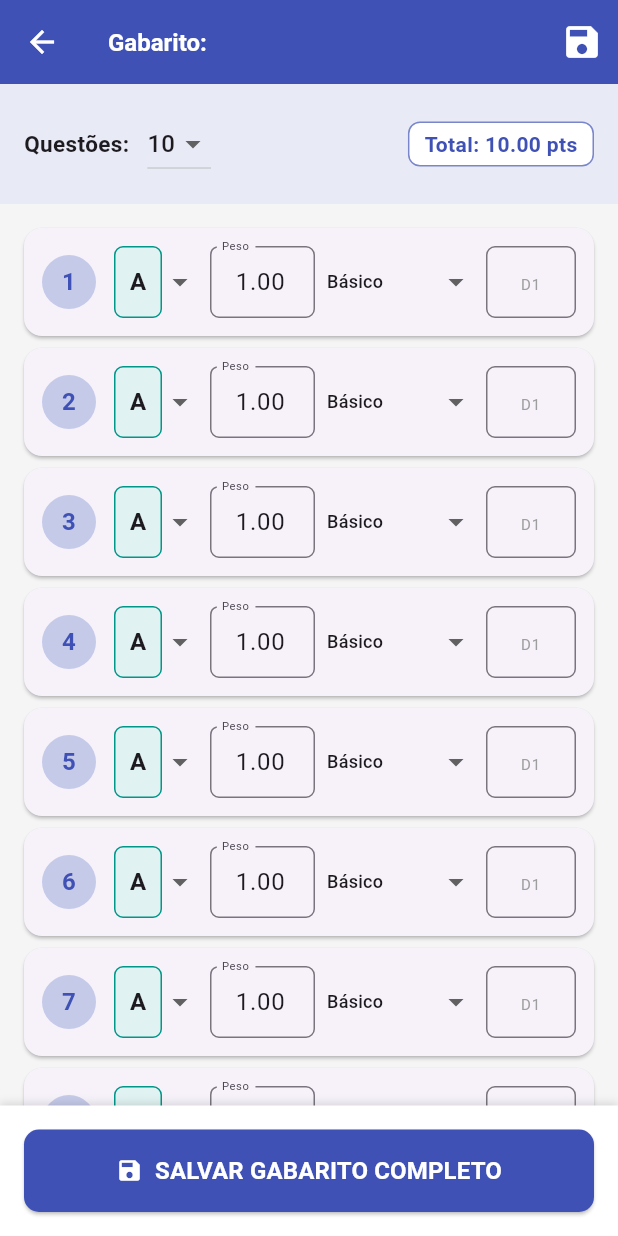
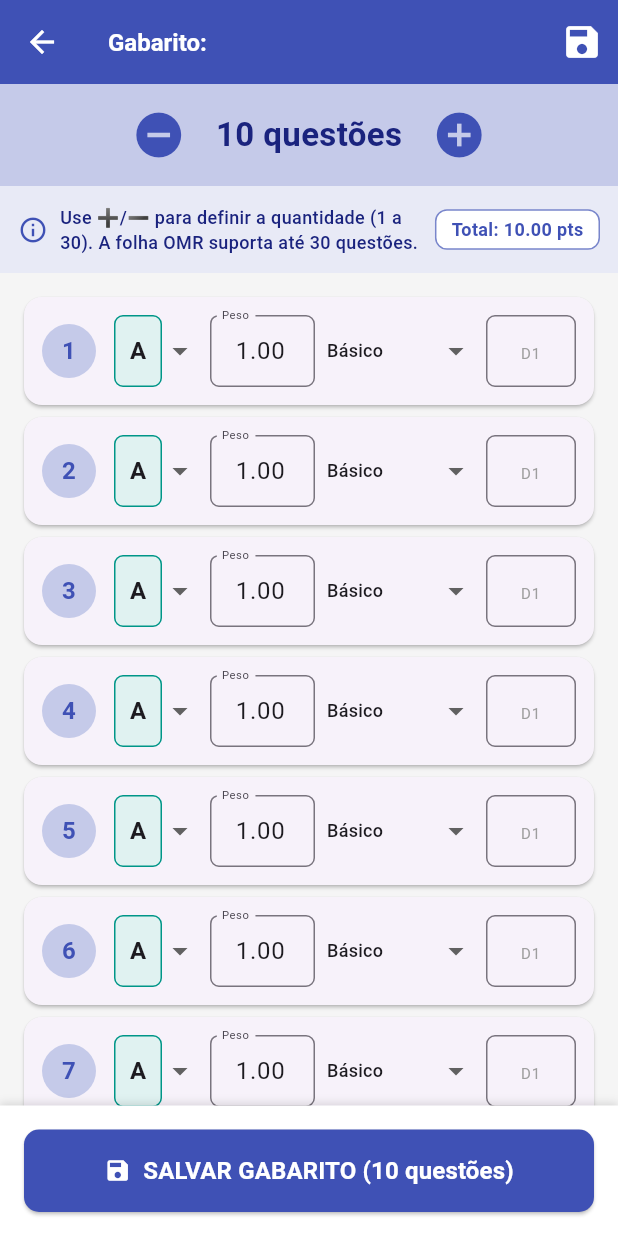
Before and after one commit to jonasmatematico-png/omr_sistema_app, a Flutter app: the TelaEditarGabarito screen opened directly with empty values, on a phone screen of 412 x 824 dp. Run offline on Flutter 3.47's test engine with Material 3 defaults, Android fonts, the phone set to English and light mode, and no system bars; our stand-ins replace shared_preferences, supabase_flutter; missing offline and left inert: google_mlkit_barcode_scanning, google_mlkit_document_scanner; accounts and stored records are empty.

Commit message:
mudanças nas telas gabarito para 30 questãoes

```diff
--- a/lib/screens/tela_editar_gabarito.dart
+++ b/lib/screens/tela_editar_gabarito.dart
@@ -22,6 +22,10 @@ class _TelaEditarGabaritoState extends State<TelaEditarGabarito> {
   late List<TextEditingController> _descritorControllers;
   bool _estaSalvando = false;
 
+  // 🔓 LIMITE LIVRE: 1 a 30 questões (folha OMR tem 30 bolinhas)
+  static const int MIN_QUESTOES = 1;
+  static const int MAX_QUESTOES = 30;
+
   final List<String> _opcoesResposta = ['A', 'B', 'C', 'D', 'E'];
   final List<String> _opcoesNivel = ['Básico', 'Intermediário', 'Avançado'];
 
@@ -32,7 +36,10 @@ class _TelaEditarGabaritoState extends State<TelaEditarGabarito> {
         ? widget.avaliacao.numeroQuestoes
         : 10;
 
-    // 🚨 BLINDAGEM CONTRA NULL: Garante que sempre sejam listas válidas
+    // Limita ao máximo da folha OMR
+    if (_numeroQuestoes > MAX_QUESTOES) _numeroQuestoes = MAX_QUESTOES;
+    if (_numeroQuestoes < MIN_QUESTOES) _numeroQuestoes = MIN_QUESTOES;
+
     final gabaritoRaw = widget.avaliacao.gabarito;
     final pesosRaw = widget.avaliacao.pesos;
     final niveisRaw = widget.avaliacao.niveis;
@@ -57,7 +64,6 @@ class _TelaEditarGabaritoState extends State<TelaEditarGabarito> {
           : descritoresRaw,
     );
 
-    // Ajusta o tamanho das listas se o número de questões for diferente
     while (_respostas.length < _numeroQuestoes) {
       _respostas.add('A');
       _pesos.add(1.0);
@@ -89,6 +95,10 @@ class _TelaEditarGabaritoState extends State<TelaEditarGabarito> {
   }
 
   void _atualizarNumeroQuestoes(int novoNumero) {
+    // 🔓 Trava nos limites da folha OMR
+    if (novoNumero < MIN_QUESTOES) novoNumero = MIN_QUESTOES;
+    if (novoNumero > MAX_QUESTOES) novoNumero = MAX_QUESTOES;
+
     setState(() {
       _numeroQuestoes = novoNumero;
       while (_respostas.length < _numeroQuestoes) {
@@ -108,6 +118,34 @@ class _TelaEditarGabaritoState extends State<TelaEditarGabarito> {
         _descritorControllers.removeLast().dispose();
       }
     });
+  }
+
+  // ➕ ADICIONA UMA QUESTÃO
+  void _addQuestao() {
+    if (_numeroQuestoes >= MAX_QUESTOES) {
+      ScaffoldMessenger.of(context).showSnackBar(
+        const SnackBar(
+          content: Text('⚠️ Máximo de 30 questões (limite da folha OMR)!'),
+          backgroundColor: Colors.orange,
+        ),
+      );
+      return;
+    }
+    _atualizarNumeroQuestoes(_numeroQuestoes + 1);
+  }
+
+  // ➖ REMOVE UMA QUESTÃO
+  void _removeQuestao() {
+    if (_numeroQuestoes <= MIN_QUESTOES) {
+      ScaffoldMessenger.of(context).showSnackBar(
+        const SnackBar(
+          content: Text('⚠️ Mínimo de 1 questão!'),
+          backgroundColor: Colors.orange,
+        ),
+      );
+      return;
+    }
+    _atualizarNumeroQuestoes(_numeroQuestoes - 1);
   }
 
   Future<void> _salvarGabarito() async {
@@ -185,32 +223,63 @@ class _TelaEditarGabaritoState extends State<TelaEditarGabarito> {
             )
           : Column(
               children: [
+                // 🔓 NOVO: CONTROLE DE QUANTIDADE (1 a 30) COM BOTÕES +/-
                 Container(
-                  padding: const EdgeInsets.all(16),
+                  padding: const EdgeInsets.symmetric(
+                    horizontal: 16,
+                    vertical: 8,
+                  ),
+                  color: Colors.indigo.shade100,
+                  child: Row(
+                    mainAxisAlignment: MainAxisAlignment.center,
+                    children: [
+                      IconButton(
+                        icon: const Icon(Icons.remove_circle, size: 36),
+                        color: Colors.indigo,
+                        tooltip: 'Remover questão',
+                        onPressed: _removeQuestao,
+                      ),
+                      const SizedBox(width: 12),
+                      Text(
+                        '$_numeroQuestoes questões',
+                        style: TextStyle(
+                          fontSize: 22,
+                          fontWeight: FontWeight.bold,
+                          color: Colors.indigo.shade900,
+                        ),
+                      ),
+                      const SizedBox(width: 12),
+                      IconButton(
+                        icon: const Icon(Icons.add_circle, size: 36),
+                        color: Colors.indigo,
+                        tooltip: 'Adicionar questão',
+                        onPressed: _addQuestao,
+                      ),
+                    ],
+                  ),
+                ),
+                Container(
+                  padding: const EdgeInsets.all(12),
                   color: Colors.indigo.shade50,
                   child: Row(
                     children: [
-                      const Text(
-                        'Questões:',
-                        style: TextStyle(
-                          fontWeight: FontWeight.bold,
-                          fontSize: 15,
+                      const Icon(
+                        Icons.info_outline,
+                        color: Colors.indigo,
+                        size: 20,
+                      ),
+                      const SizedBox(width: 8),
+                      Expanded(
+                        child: Text(
+                          'Use ➕/➖ para definir a quantidade (1 a 30). A folha OMR suporta até 30 questões.',
+                          style: TextStyle(
+                            color: Colors.indigo.shade900,
+                            fontWeight: FontWeight.w500,
+                            fontSize: 12,
+                          ),
                         ),
                       ),
-                      const SizedBox(width: 12),
-                      DropdownButton<int>(
-                        value: _numeroQuestoes,
-                        items: [5, 10, 15, 20, 25, 30, 35, 40, 45, 50]
-                            .map(
-                              (n) =>
-                                  DropdownMenuItem(value: n, child: Text('$n')),
-                            )
-                            .toList(),
-                        onChanged: (value) {
-                          if (value != null) _atualizarNumeroQuestoes(value);
-                        },
-                      ),
-                      const Spacer(),
+                      const SizedBox(width: 8),
                       Container(
                         padding: const EdgeInsets.symmetric(
                           horizontal: 10,
@@ -226,6 +295,7 @@ class _TelaEditarGabaritoState extends State<TelaEditarGabarito> {
                           style: const TextStyle(
                             fontWeight: FontWeight.bold,
                             color: Colors.indigo,
+                            fontSize: 12,
                           ),
                         ),
                       ),
@@ -401,9 +471,9 @@ class _TelaEditarGabaritoState extends State<TelaEditarGabarito> {
                     child: ElevatedButton.icon(
                       onPressed: _salvarGabarito,
                       icon: const Icon(Icons.save),
-                      label: const Text(
-                        'SALVAR GABARITO COMPLETO',
-                        style: TextStyle(
+                      label: Text(
+                        'SALVAR GABARITO ($_numeroQuestoes questões)',
+                        style: const TextStyle(
                           fontWeight: FontWeight.bold,
                           fontSize: 16,
                         ),
```
Also changed, not shown: lib/screens/tela_gabarito.dart (+78 -1 lines).
